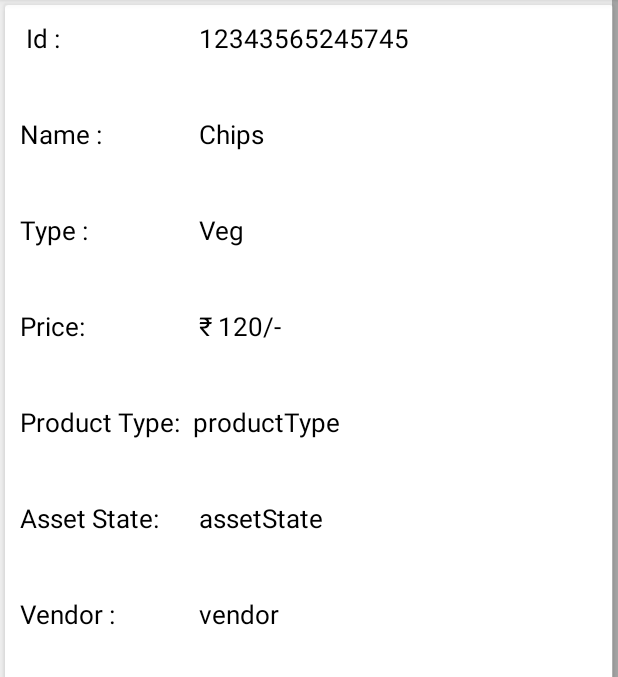
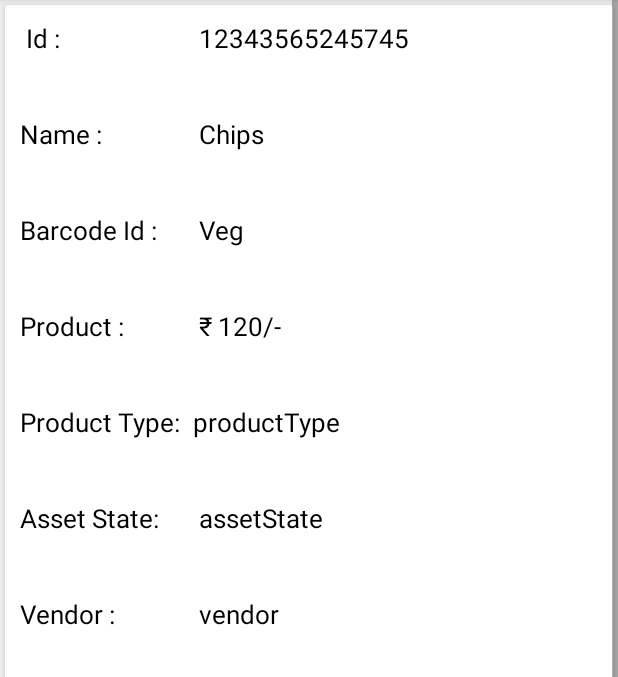
Before and after one commit to gopaljain1st/QRCode, an Android app: the ItemDataActivity screen opened directly, with no data from a screen before it, on a phone screen of 412 x 824 dp, the part 84-761 px from its top. Run offline under Robolectric (Android 15) with nearby library versions, the phone set to English and light mode, and no system bars; 17 statements that could not run were skipped.

Commit message:
Item Data Activity Updated

```diff
--- a/app/src/main/java/com/example/cangoproject/AssetList.java
+++ b/app/src/main/java/com/example/cangoproject/AssetList.java
@@ -35,7 +35,7 @@ public class AssetList extends AppCompatActivity {
         al=new ArrayList<>();
         readFromLocalStorage();
         rv.setLayoutManager(manager);
-        //adapter=new MyAdapter(this,al);
+        adapter=new MyAdapter(this,al);
         rv.setAdapter(adapter);
 
         ActionBar actionBar=getSupportActionBar();
--- a/app/src/main/java/com/example/cangoproject/ItemDataActivity.java
+++ b/app/src/main/java/com/example/cangoproject/ItemDataActivity.java
@@ -48,7 +48,7 @@ public class ItemDataActivity extends AppCompatActivity
         region=findViewById(R.id.region);
         site=findViewById(R.id.site);
         location=findViewById(R.id.location);
-        deparment=findViewById(R.id.deparment);
+        deparment=findViewById(R.id.department);
         managedBy=findViewById(R.id.managedBy);
         productType=findViewById(R.id.productType);
         assetState=findViewById(R.id.assetState);
--- a/app/src/main/res/layout/item_data.xml
+++ b/app/src/main/res/layout/item_data.xml
@@ -85,7 +85,7 @@
                 android:layout_width="0dp"
                 android:layout_weight="0.6"
                 android:layout_height="wrap_content"
-                android:text="Type : "
+                android:text="Barcode Id : "
                 android:textSize="17dp"
                 />
             <TextView
@@ -111,7 +111,7 @@
                 android:layout_width="0dp"
                 android:layout_weight="0.6"
                 android:layout_height="wrap_content"
-                android:text="Price: "
+                android:text="Product : "
                 android:textSize="17dp"
                 />
             <TextView
```
